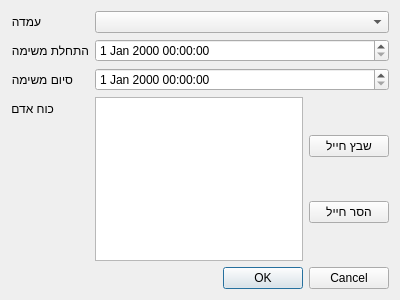
Above: Ui/AssignmentDialog.ui from omertal88/shavzak before the change. Below: the same form after it.
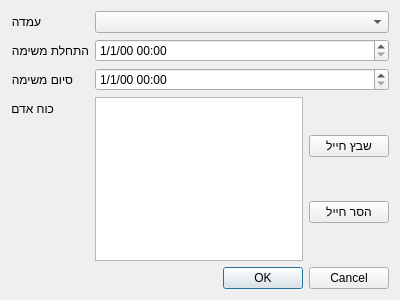
That is the form after the change.

```diff
--- a/Ui/AssignmentDialog.ui
+++ b/Ui/AssignmentDialog.ui
@@ -25,10 +25,18 @@
     </widget>
    </item>
    <item row="3" column="1">
-    <widget class="QDateTimeEdit" name="startDatetime"/>
+    <widget class="QDateTimeEdit" name="startDatetime">
+     <property name="displayFormat">
+      <string>d/M/yy hh:mm</string>
+     </property>
+    </widget>
    </item>
    <item row="6" column="1">
-    <widget class="QDateTimeEdit" name="endDatetime"/>
+    <widget class="QDateTimeEdit" name="endDatetime">
+     <property name="displayFormat">
+      <string>d/M/yy hh:mm</string>
+     </property>
+    </widget>
    </item>
    <item row="8" column="1">
     <layout class="QHBoxLayout" name="horizontalLayout">
```
Left out of the diff: 8 changed lines with no effect on the pictures.
